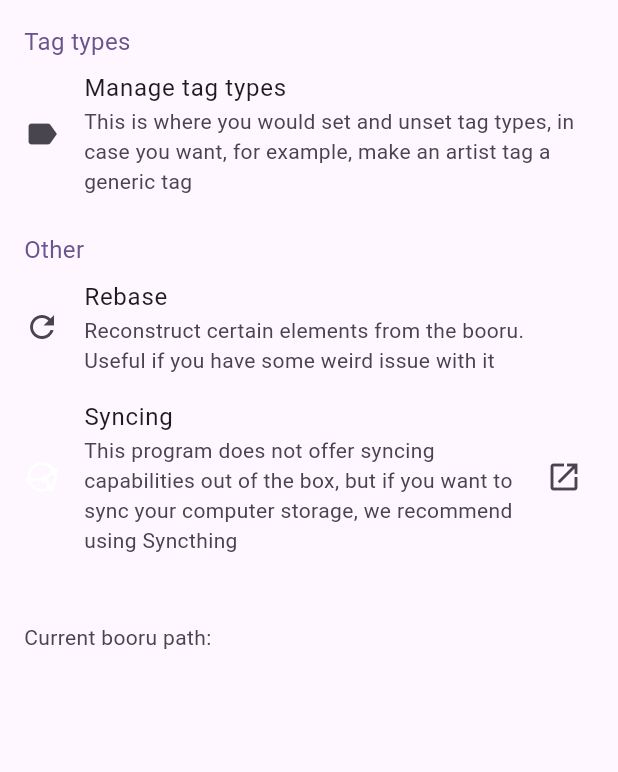
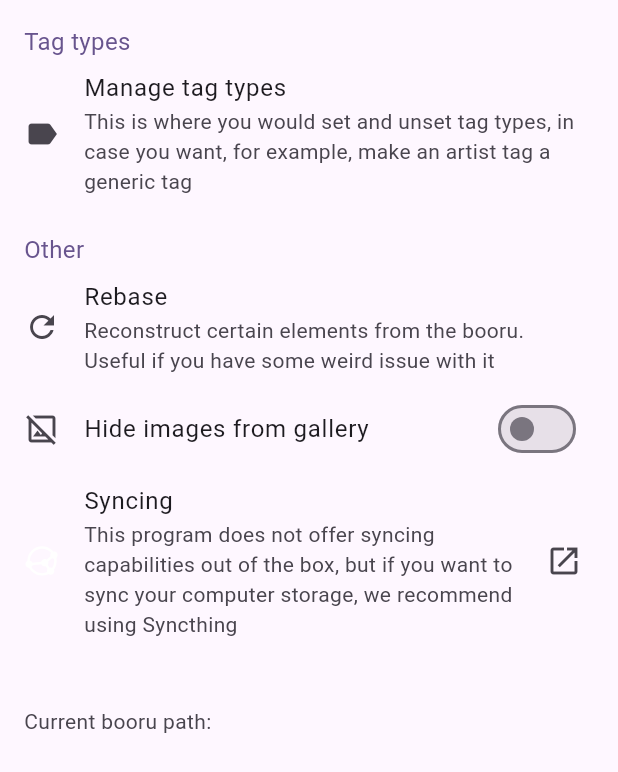
Before and after one commit to resucutie/localbooru, a Flutter app: the BooruSettings widget shown alone on an empty page, opened directly with empty values, on a phone screen of 412 x 824 dp. Shown: the top 772 px of the screen. Run offline on Flutter 3.47's test engine with Material 3 defaults, Android fonts, the phone set to English and light mode, and no system bars; drawn by our look-alikes of dynamic_color; our stand-ins replace dotted_border, extended_image, file_picker, flutter_cache_manager, flutter_svg, go_router and 8 more; missing offline and left inert: bitsdojo_window, ffmpeg_cli, image_compression, media_kit, media_kit_video, receive_sharing_intent and 2 more; accounts and stored records are empty; network calls fail.

```diff
--- a/lib/api/index.dart
+++ b/lib/api/index.dart
@@ -46,6 +46,7 @@ Future<void> createDefaultBooruModel(String folderPath) async {
     File repoinfoFile = await File(p.join(folderPath, "repoinfo.json")).create(recursive: true);
     await repoinfoFile.writeAsString(jsonEncode(defaultFileInfoJson));
     await Directory(p.join(folderPath, "files")).create(recursive: true);
+    await Directory(p.join(folderPath, "thumbnails")).create(recursive: true);
 }
 
 bool isValidBooruModel(Map<String, dynamic> raw) {
--- a/lib/views/settings/booru_settings/index.dart
+++ b/lib/views/settings/booru_settings/index.dart
@@ -1,8 +1,11 @@
+import 'dart:io';
+
 import 'package:flutter/material.dart';
 import 'package:flutter_svg/svg.dart';
 import 'package:go_router/go_router.dart';
 import 'package:localbooru/api/index.dart';
 import 'package:localbooru/components/headers.dart';
+import 'package:path/path.dart' as p;
 import 'package:shared_preferences/shared_preferences.dart';
 import 'package:url_launcher/url_launcher_string.dart';
 
@@ -17,6 +20,21 @@ class BooruSettings extends StatefulWidget {
 }
 
 class _BooruSettingsState extends State<BooruSettings> {
+    late Future<List<bool>> _hideMedia;
+
+    void setHideMedia() {
+        _hideMedia = Future.wait([
+            File(p.join(widget.booru.path, "files", ".nomedia")).exists(),
+            File(p.join(widget.booru.path, "thumbnails", ".nomedia")).exists()
+        ]);
+    }
+
+    @override
+    void initState() {
+        super.initState();
+        setHideMedia();
+    }
+
     @override
     Widget build(BuildContext context) {
         return ListView(
@@ -42,6 +60,26 @@ class _BooruSettingsState extends State<BooruSettings> {
                         }
                     },
                 ),
+                FutureBuilder(
+                    future: _hideMedia,
+                    builder: (context, snapshot) => SwitchListTile(
+                        title: const Text("Hide images from gallery"),
+                        secondary: const Icon(Icons.hide_image_outlined),
+                        value: snapshot.hasData ? snapshot.data!.every((e) => e == true) : false,
+                        onChanged: snapshot.hasData ? (value) async {
+                            final File nomediaFiles = File(p.join(widget.booru.path, "files", ".nomedia"));
+                            final File nomediaThumbnails = File(p.join(widget.booru.path, "thumbnails", ".nomedia"));
+                            if(value) {
+                                await nomediaFiles.create();
+                                await nomediaThumbnails.create();
+                            } else {
+                                await nomediaFiles.delete();
+                                await nomediaThumbnails.delete();
+                            }
+                            setState(setHideMedia);
+                        } : null
+                    ),
+                ),
                 ListTile(
                     title: const Text("Syncing"),
                     subtitle: const Text("This program does not offer syncing capabilities out of the box, but if you want to sync your computer storage, we recommend using Syncthing"),
```
